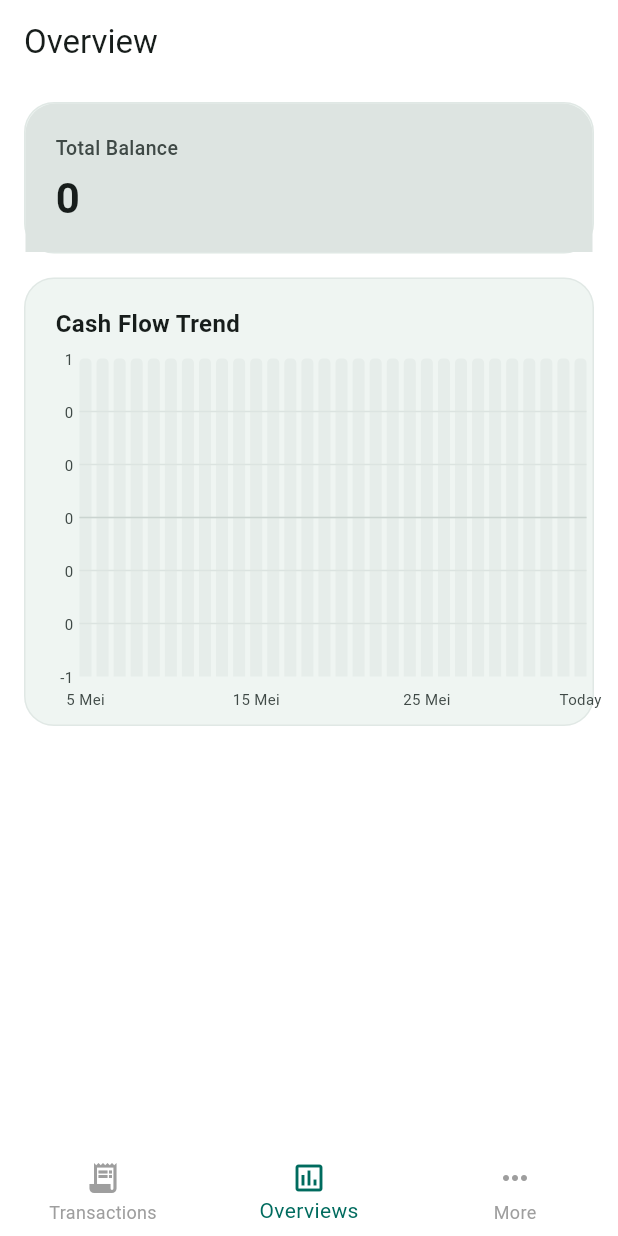
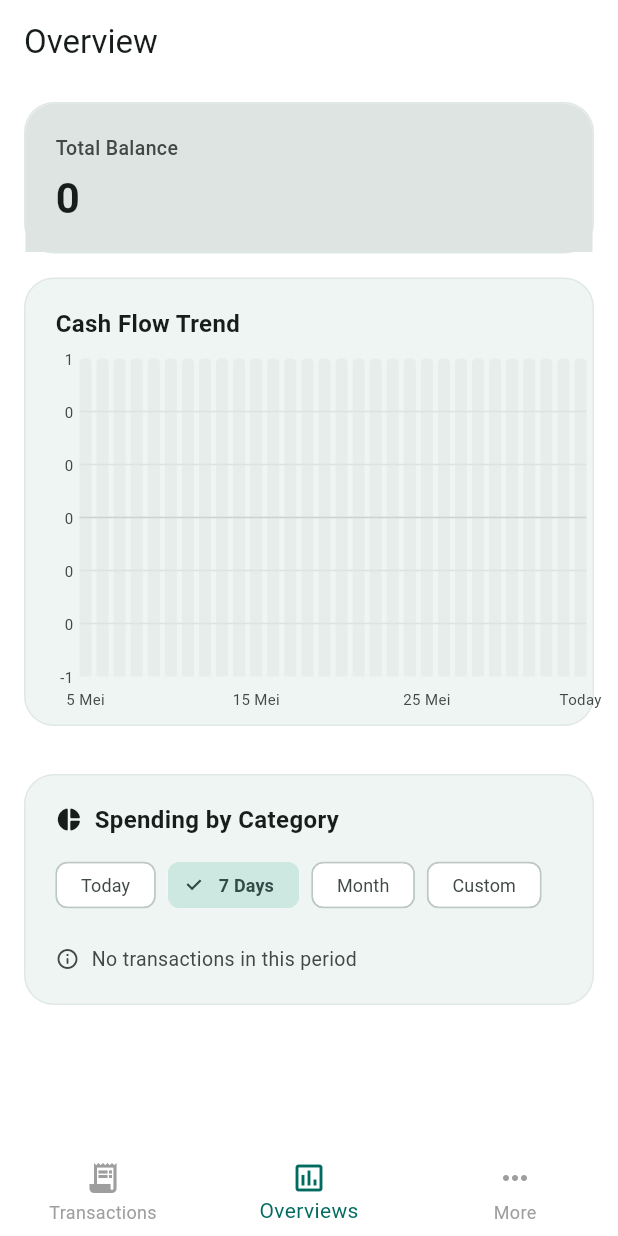
Before and after one commit to andimei/artakula, a Flutter app: the screen it shows after launch, item 2 of the bottom bar chosen, on a phone screen of 412 x 824 dp. Run offline on Flutter 3.47's test engine with Material 3 defaults, Android fonts, the phone set to English and light mode, and no system bars; drawn by our look-alikes of fl_chart; our stand-ins replace auto_size_text, flutter_riverpod, hive, hive_flutter, shared_preferences; missing offline and left inert: file_selector; accounts and stored records are empty.

Commit message:
Building a new category summary card

```diff
--- a/lib/features/overviews/presentation/pages/overview_page.dart
+++ b/lib/features/overviews/presentation/pages/overview_page.dart
@@ -1,6 +1,7 @@
 import 'package:artakula/features/overviews/presentation/widgets/account_card.dart';
 import 'package:artakula/features/overviews/presentation/widgets/budget_overview_card.dart';
 import 'package:artakula/features/overviews/presentation/widgets/cashflow_trend.dart';
+import 'package:artakula/features/overviews/presentation/widgets/category_summary_card.dart';
 import 'package:flutter/material.dart';
 import 'package:flutter_riverpod/flutter_riverpod.dart';
 
@@ -26,6 +27,8 @@ class _OverviewPageState extends ConsumerState<OverviewPage> {
           CashFlowTrendCard(),
           SizedBox(height: 16),
           BudgetOverviewCard(),
+          SizedBox(height: 16),
+          CategorySummaryCard(),
         ],
       ),
     );
--- /dev/null
+++ b/lib/features/overviews/presentation/widgets/category_summary_card.dart
@@ -0,0 +1,435 @@
+import 'package:artakula/core/theme/theme_ext.dart';
+import 'package:artakula/features/overviews/providers/category_summary_provider.dart';
+import 'package:artakula/shared/utils/currency_formatter.dart';
+import 'package:artakula/shared/widgets/section_card.dart';
+import 'package:artakula/shared/widgets/section_header.dart';
+import 'package:flutter/material.dart';
+import 'package:flutter_riverpod/flutter_riverpod.dart';
+import 'package:intl/intl.dart';
+
+class CategorySummaryCard extends ConsumerStatefulWidget {
+  const CategorySummaryCard({super.key});
+
+  @override
+  ConsumerState<CategorySummaryCard> createState() =>
+      _CategorySummaryCardState();
+}
+
+class _CategorySummaryCardState extends ConsumerState<CategorySummaryCard> {
+  final _dateFormat = DateFormat('d MMM', 'id_ID');
+  final _monthFormat = DateFormat('MMMM yyyy', 'id_ID');
+
+  void _setType(TimeRangeType type) {
+    ref.read(timeRangeFilterProvider.notifier).state =
+        ref.read(timeRangeFilterProvider).copyWith(type: type);
+  }
+
+  Future<void> _showMonthPicker() async {
+    final filter = ref.read(timeRangeFilterProvider);
+    final now = DateTime.now();
+
+    final picked = await showDialog<DateTime>(
+      context: context,
+      builder: (_) => _MonthPickerDialog(
+        initialYear: filter.selectedDate?.year ?? now.year,
+        initialMonth: filter.selectedDate?.month ?? now.month,
+      ),
+    );
+
+    if (picked != null && mounted) {
+      ref.read(timeRangeFilterProvider.notifier).state = filter.copyWith(
+        selectedDate: DateTime(picked.year, picked.month),
+      );
+    }
+  }
+
+  Future<void> _pickDateRange() async {
+    final filter = ref.read(timeRangeFilterProvider);
+    final range = await showDateRangePicker(
+      context: context,
+      initialDateRange: filter.startDate != null && filter.endDate != null
+          ? DateTimeRange(start: filter.startDate!, end: filter.endDate!)
+          : null,
+      firstDate: DateTime(2020, 1),
+      lastDate: DateTime.now(),
+    );
+    if (range != null && mounted) {
+      ref.read(timeRangeFilterProvider.notifier).state = filter.copyWith(
+        startDate: range.start,
+        endDate: range.end,
+      );
+    }
+  }
+
+  @override
+  Widget build(BuildContext context) {
+    final summaries = ref.watch(categorySummaryProvider);
+    final filter = ref.watch(timeRangeFilterProvider);
+    final cs = Theme.of(context).colorScheme;
+
+    return SectionCard(
+      child: Column(
+        crossAxisAlignment: CrossAxisAlignment.start,
+        children: [
+          const SectionHeader(
+            icon: Icons.pie_chart_rounded,
+            title: 'Spending by Category',
+          ),
+          const SizedBox(height: 8),
+          Padding(
+            padding: const EdgeInsets.symmetric(horizontal: 20),
+            child: SingleChildScrollView(
+              scrollDirection: Axis.horizontal,
+              child: Row(
+                children: [
+                  _TimeChip(
+                    label: 'Today',
+                    selected: filter.type == TimeRangeType.today,
+                    onTap: () => _setType(TimeRangeType.today),
+                  ),
+                  const SizedBox(width: 8),
+                  _TimeChip(
+                    label: '7 Days',
+                    selected: filter.type == TimeRangeType.last7Days,
+                    onTap: () => _setType(TimeRangeType.last7Days),
+                  ),
+                  const SizedBox(width: 8),
+                  _TimeChip(
+                    label: 'Month',
+                    selected: filter.type == TimeRangeType.month,
+                    onTap: () => _setType(TimeRangeType.month),
+                  ),
+                  const SizedBox(width: 8),
+                  _TimeChip(
+                    label: 'Custom',
+                    selected: filter.type == TimeRangeType.dateRange,
+                    onTap: () => _setType(TimeRangeType.dateRange),
+                  ),
+                ],
+              ),
+            ),
+          ),
+          if (filter.type == TimeRangeType.month)
+            Padding(
+              padding: const EdgeInsets.fromLTRB(20, 8, 20, 0),
+              child: TextButton.icon(
+                onPressed: _showMonthPicker,
+                icon: const Icon(Icons.calendar_month_rounded, size: 16),
+                label: Text(
+                  _monthFormat.format(filter.selectedDate ?? DateTime.now()),
+                ),
+              ),
+            ),
+          if (filter.type == TimeRangeType.dateRange)
+            Padding(
+              padding: const EdgeInsets.fromLTRB(20, 8, 20, 0),
+              child: TextButton.icon(
+                onPressed: _pickDateRange,
+                icon: const Icon(Icons.date_range_rounded, size: 16),
+                label: Text(
+                  filter.startDate != null && filter.endDate != null
+                      ? '${_dateFormat.format(filter.startDate!)} - ${_dateFormat.format(filter.endDate!)}'
+                      : 'Select date range',
+                ),
+              ),
+            ),
+          const SizedBox(height: 4),
+          if (summaries.isEmpty)
+            Padding(
+              padding: const EdgeInsets.fromLTRB(20, 16, 20, 8),
+              child: Row(
+                children: [
+                  Icon(Icons.info_outline_rounded, size: 16, color: cs.onSurfaceVariant),
+                  const SizedBox(width: 8),
+                  Text(
+                    'No transactions in this period',
+                    style: TextStyle(
+                      fontSize: 13,
+                      color: cs.onSurfaceVariant,
+                    ),
+                  ),
+                ],
+              ),
+            )
+          else ...[
+            for (int i = 0; i < summaries.length; i++) ...[
+              if (i > 0)
+                Padding(
+                  padding: const EdgeInsets.symmetric(horizontal: 20),
+                  child: Divider(
+                    height: 1,
+                    color: cs.outlineVariant.withValues(alpha: 0.3),
+                  ),
+                ),
+              _CategoryRow(summary: summaries[i]),
+            ],
+            Padding(
+              padding: const EdgeInsets.symmetric(horizontal: 20),
+              child: Divider(
+                height: 1,
+                color: cs.outlineVariant.withValues(alpha: 0.3),
+              ),
+            ),
+            _TotalRow(summaries: summaries),
+          ],
+          const SizedBox(height: 12),
+        ],
+      ),
+    );
+  }
+}
+
+class _TimeChip extends StatelessWidget {
+  final String label;
+  final bool selected;
+  final VoidCallback onTap;
+
+  const _TimeChip({
+    required this.label,
+    required this.selected,
+    required this.onTap,
+  });
+
+  @override
+  Widget build(BuildContext context) {
+    final cs = Theme.of(context).colorScheme;
+    return ChoiceChip(
+      label: Text(label, style: const TextStyle(fontSize: 12)),
+      selected: selected,
+      onSelected: (_) => onTap(),
+      visualDensity: VisualDensity.compact,
+      selectedColor: cs.secondaryContainer,
+      labelStyle: TextStyle(
+        fontSize: 12,
+        color: selected ? cs.onSecondaryContainer : cs.onSurfaceVariant,
+        fontWeight: selected ? FontWeight.w600 : FontWeight.normal,
+      ),
+      shape: RoundedRectangleBorder(borderRadius: BorderRadius.circular(8)),
+    );
+  }
+}
+
+class _CategoryRow extends StatelessWidget {
+  final CategorySummary summary;
+  const _CategoryRow({required this.summary});
+
+  @override
+  Widget build(BuildContext context) {
+    final cs = Theme.of(context).colorScheme;
+    final hasIncome = summary.totalIncome > 0;
+    final hasExpense = summary.totalExpense > 0;
+
+    return Padding(
+      padding: const EdgeInsets.symmetric(horizontal: 20, vertical: 14),
+      child: Row(
+        children: [
+          Container(
+            width: 36,
+            height: 36,
+            decoration: BoxDecoration(
+              color: summary.category.isIncome
+                  ? context.semantic.income.withValues(alpha: 0.12)
+                  : context.semantic.expense.withValues(alpha: 0.12),
+              borderRadius: BorderRadius.circular(10),
+            ),
+            child: Icon(
+              summary.category.icon,
+              size: 18,
+              color: summary.category.isIncome
+                  ? context.semantic.income
+                  : context.semantic.expense,
+            ),
+          ),
+          const SizedBox(width: 12),
+          Expanded(
+            child: Text(
+              summary.category.name,
+              style: TextStyle(
+                fontSize: 14,
+                fontWeight: FontWeight.w500,
+                color: cs.onSurface,
+              ),
+              overflow: TextOverflow.ellipsis,
+            ),
+          ),
+          const SizedBox(width: 8),
+          if (hasIncome)
+            Padding(
+              padding: EdgeInsets.only(right: hasExpense ? 12 : 0),
+              child: Text(
+                '+${formatRupiah(summary.totalIncome)}',
+                style: TextStyle(
+                  fontSize: 12,
+                  fontWeight: FontWeight.w600,
+                  color: context.semantic.income,
+                  fontFeatures: [FontFeature.tabularFigures()],
+                ),
+              ),
+            ),
+          if (hasExpense)
+            Text(
+              '-${formatRupiah(summary.totalExpense)}',
+              style: TextStyle(
+                fontSize: 12,
+                fontWeight: FontWeight.w600,
+                color: context.semantic.expense,
+                fontFeatures: [FontFeature.tabularFigures()],
+              ),
+            ),
+        ],
+      ),
+    );
+  }
+}
+
+class _TotalRow extends StatelessWidget {
+  final List<CategorySummary> summaries;
+  const _TotalRow({required this.summaries});
+
+  @override
+  Widget build(BuildContext context) {
+    final totalIncome = summaries.fold(0, (sum, s) => sum + s.totalIncome);
+    final totalExpense = summaries.fold(0, (sum, s) => sum + s.totalExpense);
+
+    return Padding(
+      padding: const EdgeInsets.fromLTRB(20, 12, 20, 0),
+      child: Row(
+        mainAxisAlignment: MainAxisAlignment.end,
+        children: [
+          Icon(Icons.arrow_upward_rounded, size: 14, color: context.semantic.income),
+          const SizedBox(width: 4),
+          Text(
+            formatRupiah(totalIncome),
+            style: TextStyle(
+              fontSize: 12,
+              fontWeight: FontWeight.w600,
+              color: context.semantic.income,
+              fontFeatures: [FontFeature.tabularFigures()],
+            ),
+          ),
+          const SizedBox(width: 16),
+          Icon(Icons.arrow_downward_rounded, size: 14, color: context.semantic.expense),
+          const SizedBox(width: 4),
+          Text(
+            formatRupiah(totalExpense),
+            style: TextStyle(
+              fontSize: 12,
+              fontWeight: FontWeight.w600,
+              color: context.semantic.expense,
+              fontFeatures: [FontFeature.tabularFigures()],
+            ),
+          ),
+        ],
+      ),
+    );
+  }
+}
+
+class _MonthPickerDialog extends StatefulWidget {
+  final int initialYear;
+  final int initialMonth;
+
+  const _MonthPickerDialog({
+    required this.initialYear,
+    required this.initialMonth,
+  });
+
+  @override
+  State<_MonthPickerDialog> createState() => _MonthPickerDialogState();
+}
+
+class _MonthPickerDialogState extends State<_MonthPickerDialog> {
+  late int _year;
+
+  static const _monthNames = [
+    'Jan', 'Feb', 'Mar', 'Apr', 'Mei', 'Jun',
+    'Jul', 'Agu', 'Sep', 'Okt', 'Nov', 'Des',
+  ];
+
+  @override
+  void initState() {
+    super.initState();
+    _year = widget.initialYear;
+  }
+
+  @override
+  Widget build(BuildContext context) {
+    final cs = Theme.of(context).colorScheme;
+    final now = DateTime.now();
+
+    return AlertDialog(
+      title: const Text('Select Month'),
+      content: SizedBox(
+        width: 280,
+        child: Column(
+          mainAxisSize: MainAxisSize.min,
+          children: [
+            Row(
+              mainAxisAlignment: MainAxisAlignment.center,
+              children: [
+                IconButton(
+                  icon: const Icon(Icons.chevron_left),
+                  onPressed:
+                      _year > 2020 ? () => setState(() => _year--) : null,
+                ),
+                Padding(
+                  padding: const EdgeInsets.symmetric(horizontal: 8),
+                  child: Text(
+                    _year.toString(),
+                    style: TextStyle(
+                      fontSize: 16,
+                      fontWeight: FontWeight.w600,
+                      color: cs.onSurface,
+                    ),
+                  ),
+                ),
+                IconButton(
+                  icon: const Icon(Icons.chevron_right),
+                  onPressed:
+                      _year < now.year ? () => setState(() => _year++) : null,
+                ),
+              ],
+            ),
+            const SizedBox(height: 12),
+            GridView.count(
+              crossAxisCount: 3,
+              shrinkWrap: true,
+              mainAxisSpacing: 8,
+              crossAxisSpacing: 8,
+              childAspectRatio: 2.2,
+              children: List.generate(12, (i) {
+                final month = i + 1;
+                final isSelected =
+                    _year == widget.initialYear && month == widget.initialMonth;
+                final canSelect =
+                    _year < now.year || (_year == now.year && month <= now.month);
+
+                return FilledButton(
+                  onPressed: canSelect
+                      ? () => Navigator.pop(context, DateTime(_year, month))
+                      : null,
+                  style: FilledButton.styleFrom(
+                    backgroundColor: isSelected
+                        ? cs.primary
+                        : cs.surfaceContainerHighest,
+                    foregroundColor: isSelected
+                        ? cs.onPrimary
+                        : cs.onSurface,
+                    padding: EdgeInsets.zero,
+                    shape: RoundedRectangleBorder(
+                      borderRadius: BorderRadius.circular(8),
+                    ),
+                  ),
+                  child: Text(
+                    _monthNames[i],
+                    style: const TextStyle(fontSize: 13),
+                  ),
+                );
+              }),
+            ),
+          ],
+        ),
+      ),
+    );
+  }
+}
--- /dev/null
+++ b/lib/features/overviews/providers/category_summary_provider.dart
@@ -0,0 +1,137 @@
+import 'package:artakula/features/categories/data/models/category.dart';
+import 'package:artakula/features/categories/providers/category_provider.dart';
+import 'package:artakula/features/transactions/data/models/transaction.dart';
+import 'package:artakula/features/transactions/providers/transaction_provider.dart';
+import 'package:flutter/material.dart';
+import 'package:flutter_riverpod/flutter_riverpod.dart';
+
+// ---------- Time Range Filter ----------
+
+enum TimeRangeType { today, last7Days, month, dateRange }
+
+class TimeRangeFilter {
+  final TimeRangeType type;
+  final DateTime? selectedDate;
+  final DateTime? startDate;
+  final DateTime? endDate;
+
+  const TimeRangeFilter({
+    this.type = TimeRangeType.last7Days,
+    this.selectedDate,
+    this.startDate,
+    this.endDate,
+  });
+
+  TimeRangeFilter copyWith({
+    TimeRangeType? type,
+    DateTime? selectedDate,
+    DateTime? startDate,
+    DateTime? endDate,
+  }) {
+    return TimeRangeFilter(
+      type: type ?? this.type,
+      selectedDate: selectedDate ?? this.selectedDate,
+      startDate: startDate ?? this.startDate,
+      endDate: endDate ?? this.endDate,
+    );
+  }
+
+  bool contains(DateTime date) {
+    final d = DateTime(date.year, date.month, date.day);
+    final now = DateTime.now();
+    final today = DateTime(now.year, now.month, now.day);
+
+    switch (type) {
+      case TimeRangeType.today:
+        return today == d;
+      case TimeRangeType.last7Days:
+        final start = today.subtract(const Duration(days: 6));
+        return d.compareTo(start) >= 0 && d.compareTo(today) <= 0;
+      case TimeRangeType.month:
+        final sel = selectedDate ?? now;
+        return date.year == sel.year && date.month == sel.month;
+      case TimeRangeType.dateRange:
+        if (startDate == null || endDate == null) return false;
+        final s = DateTime(startDate!.year, startDate!.month, startDate!.day);
+        final e = DateTime(endDate!.year, endDate!.month, endDate!.day);
+        return d.compareTo(s) >= 0 && d.compareTo(e) <= 0;
+    }
+  }
+}
+
+final timeRangeFilterProvider = StateProvider<TimeRangeFilter>((ref) {
+  return const TimeRangeFilter();
+});
+
+// ---------- Category Summary ----------
+
+class CategorySummary {
+  final Category category;
+  final int totalIncome;
+  final int totalExpense;
+
+  const CategorySummary({
+    required this.category,
+    this.totalIncome = 0,
+    this.totalExpense = 0,
+  });
+
+  int get total => totalIncome + totalExpense;
+}
+
+final categorySummaryProvider = Provider<List<CategorySummary>>((ref) {
+  final filter = ref.watch(timeRangeFilterProvider);
+  final transactions = ref.watch(transactionProvider);
+  final categories = ref.watch(categoryProvider);
+
+  final categoryMap = {for (final c in categories) c.id: c};
+
+  final incomeMap = <String, int>{};
+  final expenseMap = <String, int>{};
+  const uncategorizedKey = '__uncategorized__';
+
+  for (final tx in transactions) {
+    if (!filter.contains(tx.date)) continue;
+    if (tx.type == TransactionType.transfer) continue;
+
+    final key = (tx.categoryId != null && categoryMap.containsKey(tx.categoryId))
+        ? tx.categoryId!
+        : uncategorizedKey;
+
+    switch (tx.type) {
+      case TransactionType.income:
+        incomeMap[key] = (incomeMap[key] ?? 0) + tx.amount;
+      case TransactionType.expense:
+        expenseMap[key] = (expenseMap[key] ?? 0) + tx.amount;
+      case TransactionType.transfer:
+        break;
+    }
+  }
+
+  final allIds = {...incomeMap.keys, ...expenseMap.keys};
+  final result = allIds.where((id) => id != uncategorizedKey).map((id) {
+    return CategorySummary(
+      category: categoryMap[id]!,
+      totalIncome: incomeMap[id] ?? 0,
+      totalExpense: expenseMap[id] ?? 0,
+    );
+  }).toList();
+
+  // Add uncategorized if present
+  if (incomeMap.containsKey(uncategorizedKey) ||
+      expenseMap.containsKey(uncategorizedKey)) {
+    result.add(CategorySummary(
+      category: Category(
+        id: uncategorizedKey,
+        name: 'Uncategorized',
+        isIncome: false,
+        iconCodePoint: Icons.receipt_long_rounded.codePoint,
+      ),
+      totalIncome: incomeMap[uncategorizedKey] ?? 0,
+      totalExpense: expenseMap[uncategorizedKey] ?? 0,
+    ));
+  }
+
+  result.sort((a, b) => b.total.compareTo(a.total));
+  return result;
+});
```
